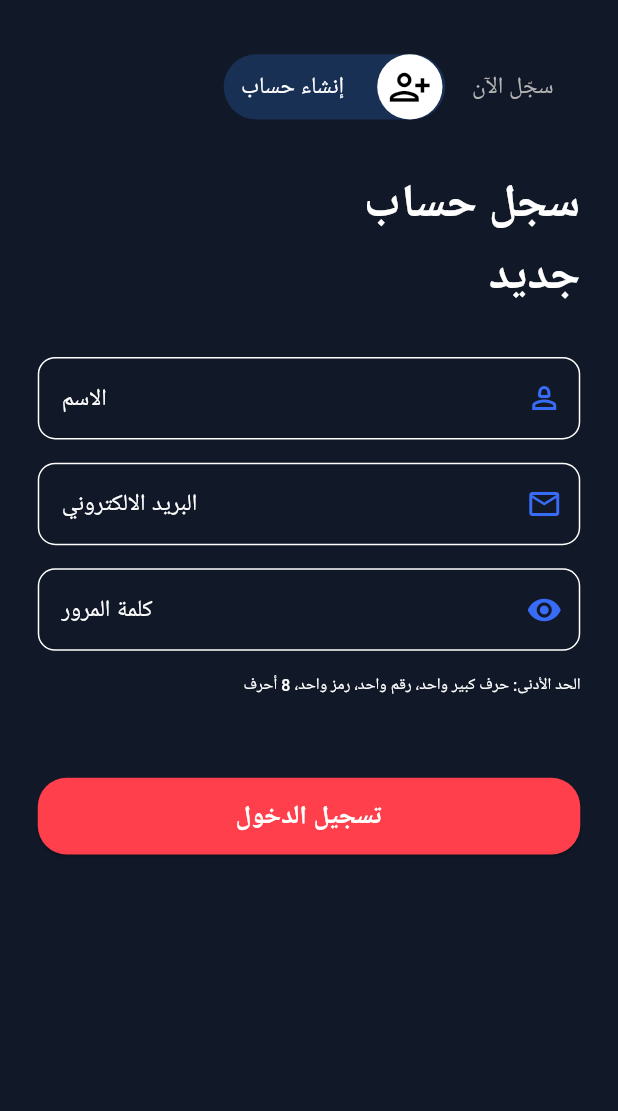
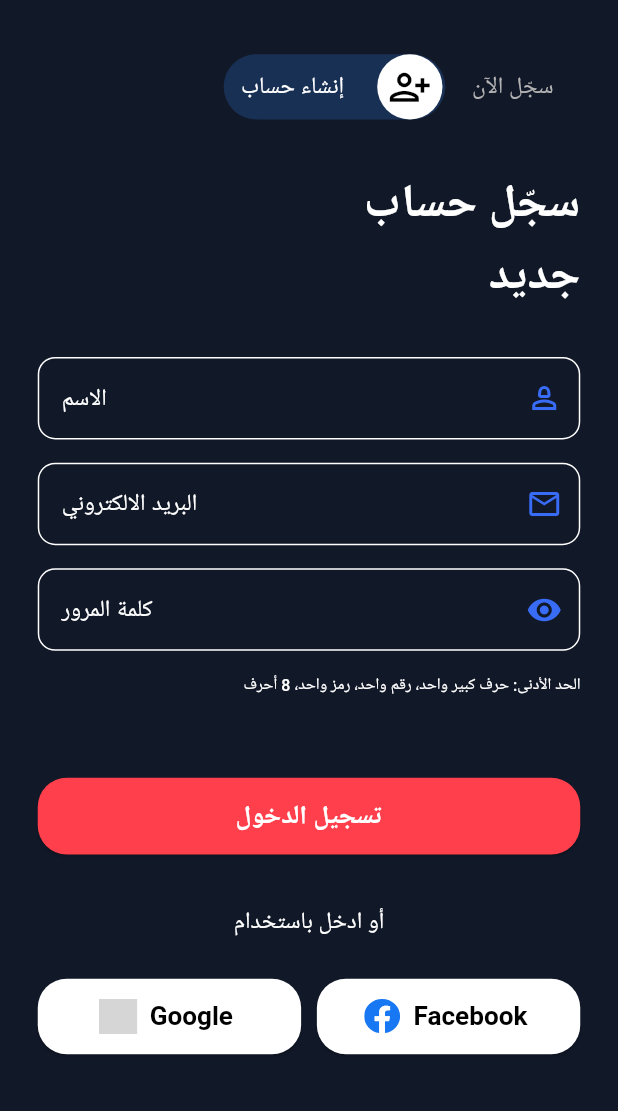
Before and after one commit to kareem-79/Akhbarna, a Flutter app: the RegisterScreen screen opened by its route, on a phone screen of 412 x 824 dp, the part 125-1236 px from its top. Run offline on Flutter 3.47's test engine with Material 3 defaults, Android fonts, the phone set to English and light mode, and no system bars; our stand-ins replace flutter_screenutil, flutter_svg, google_fonts; Roboto replaces fonts that are missing (Cairo); grey boxes are pictures that could not be loaded.

Commit message:
Build Auth

```diff
--- a/lib/features/auth/register/presentation/screens/register_screen.dart
+++ b/lib/features/auth/register/presentation/screens/register_screen.dart
@@ -2,10 +2,12 @@ import 'package:akhbarna/core/resources/routes_managers.dart';
 import 'package:flutter/material.dart';
 import 'package:flutter_screenutil/flutter_screenutil.dart';
 
+import '../../../../../core/resources/assets_managers.dart';
 import '../../../../../core/resources/colors_managers.dart';
 import '../../../../../core/widget/custom_elevated_button.dart';
 import '../../../../../core/widget/custom_text_form_field.dart';
 import '../../../Auth_layout.dart';
+import '../../../widget/custom_start_up_elevated_button.dart';
 
 class RegisterScreen extends StatefulWidget {
   const RegisterScreen({super.key});
@@ -19,7 +21,7 @@ class _RegisterScreenState extends State<RegisterScreen> {
   Widget build(BuildContext context) {
     TextTheme textTheme = Theme.of(context).textTheme;
     return AuthLayout(
-      title: "سجل حساب\nجديد",
+      title: "سجّل حساب\nجديد",
       switchText: "تسجيل الدخول",
       onSwitch: () {
         Navigator.pushNamed(context,RoutesManager.login);
@@ -53,6 +55,35 @@ class _RegisterScreenState extends State<RegisterScreen> {
               backgroundColor: ColorsManagers.red,
               foregroundColor: ColorsManagers.white,
             ),
+            SizedBox(height: 20.h),
+            Align(
+              alignment: Alignment.center,
+              child: Text(
+                "أو ادخل باستخدام",
+                style: textTheme.bodySmall,
+              ),
+            ),
+            SizedBox(height: 20.h),
+            Row(
+              mainAxisAlignment: MainAxisAlignment.center,
+              children: [
+                Expanded(
+                  child: CustomStartUpElevatedButton(
+                    onPress: () {},
+                    text: "Google ",
+                    path: IconsManagers.google,
+                  ),
+                ),
+                SizedBox(width: 10.w),
+                Expanded(
+                  child: CustomStartUpElevatedButton(
+                    onPress: () {},
+                    text: "Facebook ",
+                    path: IconsManagers.facebook,
+                  ),
+                ),
+              ],
+            )
           ],
         ),
       ),
--- a/lib/features/auth/start_up/presentation/screens/start_up_screen.dart
+++ b/lib/features/auth/start_up/presentation/screens/start_up_screen.dart
@@ -84,7 +84,7 @@ class _StartUpScreenState extends State<StartUpScreen> {
                   SizedBox(width: 8.w),
                   CustomTextButton(
                     onPress: () {
-                      Navigator.pushNamed(context, RoutesManager.login);
+                      Navigator.pushNamed(context, RoutesManager.register);
                     },
                     text: "إنشاء حساب",
                     color: ColorsManagers.red,
--- a/lib/features/on_boarding/presentation/screens/on_boarding.dart
+++ b/lib/features/on_boarding/presentation/screens/on_boarding.dart
@@ -96,7 +96,7 @@ class _OnBoardingScreenState extends State<OnBoardingScreen> {
                     ),
                     child: TextButton(
                       onPressed: () {
-                        Navigator.pushNamed(context, RoutesManager.mainLayout);
+                        Navigator.pushNamed(context, RoutesManager.startUp);
                       },
                       style: TextButton.styleFrom(
                         padding: EdgeInsets.zero,
@@ -224,7 +224,7 @@ class _OnBoardingScreenState extends State<OnBoardingScreen> {
                                   } else {
                                     Navigator.pushReplacementNamed(
                                       context,
-                                      RoutesManager.mainLayout,
+                                      RoutesManager.startUp,
                                     );
                                   }
                                 },
--- a/lib/main.dart
+++ b/lib/main.dart
@@ -23,7 +23,7 @@ class Akhbarna extends StatelessWidget {
         darkTheme: ThemeManager.dark,
         themeMode: ThemeMode.dark,
         onGenerateRoute: RoutesManager.routes,
-        initialRoute: RoutesManager.startUp,
+        initialRoute: RoutesManager.splash,
       ),
     );
   }
```
